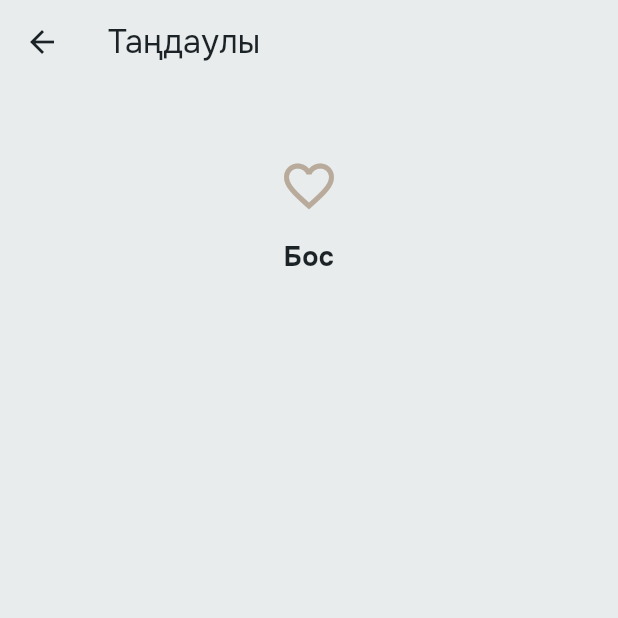
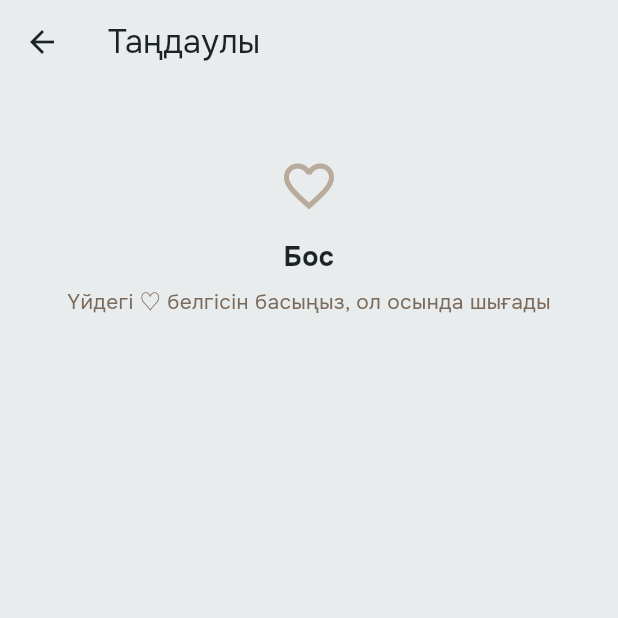
Before and after one commit to eq-devs/yusal, a Flutter app: the FavouritesPage screen opened directly, on a phone screen of 412 x 824 dp, the top half of it. Run offline on Flutter 3.47's test engine with Material 3 defaults, Android fonts, the phone set to English and light mode, and no system bars; our stand-ins replace firebase_core, firebase_messaging, flutter_image_compress, flutter_riverpod, google_sign_in, pdf and 3 more; missing offline and left inert: cue, file_selector, indexd_stack_dev, motor; accounts and stored records are empty; statements that could not run were skipped.

Commit message:
Show hearted houses in 我的 › 收藏
The heart on a house card and the 收藏 button on a house page saved the
house, but the favourites page only listed starred demands, so saved
houses had nowhere to be found. The page now lists both, houses first.

Co-Authored-By: Claude Opus 5.5 <noreply@anthropic.com>
Claude-Session: https://claude.ai/code/session_01UkwYFxC3fDjSByvwsadpPk

```diff
--- a/lib/platform/ui/me/me_page.dart
+++ b/lib/platform/ui/me/me_page.dart
@@ -450,6 +450,8 @@ class MyApplicationsPage extends StatelessWidget {
   }
 }
 
+/// What I saved: the houses I hearted on the home feed or a house page,
+/// and the demands I starred on Discover, one section each.
 class FavouritesPage extends StatelessWidget {
   const FavouritesPage({super.key});
   @override
@@ -457,17 +459,47 @@ class FavouritesPage extends StatelessWidget {
     AppScope.watch(context);
     return PageScaffold(
         title: tr3('收藏', 'Таңдаулы', 'Избранное'),
-        body: Live<List<Demand>>(
-            load: (r) async => [
+        body: Live<(List<HousePost>, List<Demand>)>(
+            load: (r) async => (
+                  [
+                    for (final id in await r.likedPosts())
+                      if (await r.post(id) case final p?) p
+                  ],
+                  [
                     for (final id in await r.favourites())
                       if (await r.demand(id) case final d?) d
+                  ]
+                ),
+            builder: (context, data) {
+              final (houses, demands) = data;
+              if (houses.isEmpty && demands.isEmpty) {
+                return EmptyState(
+                    icon: Icons.favorite_border,
+                    title: tr3('还没有收藏', 'Бос', 'Пусто'),
+                    body: tr3(
+                        '在首页的房子上点 ♡，或在发现里收藏需求，就会出现在这里',
+                        'Үйдегі ♡ белгісін басыңыз, ол осында шығады',
+                        'Нажмите ♡ на доме или заявке, и она появится здесь'));
+              }
+              return Column(
+                  crossAxisAlignment: CrossAxisAlignment.stretch,
+                  children: [
+                    if (houses.isNotEmpty) ...[
+                      SectionTitle(tr3('房子', 'Үйлер', 'Дома')),
+                      for (final p in houses)
+                        Padding(
+                            padding: const EdgeInsets.only(bottom: 10),
+                            child: HouseCard(
+                                key: Key('fav-house-${p.id}'),
+                                compact: true,
+                                post: p,
+                                liked: true,
+                                onTap: () => pushPage<void>(context,
+                                    (_) => PostPage(postId: p.id, preview: p)))),
                     ],
-            builder: (context, list) => Column(children: [
-                  if (list.isEmpty)
-                    EmptyState(
-                        icon: Icons.favorite_border,
-                        title: tr3('还没有收藏', 'Бос', 'Пусто')),
-                  for (final d in list)
+                    if (demands.isNotEmpty) ...[
+                      SectionTitle(tr3('需求', 'Тапсырыстар', 'Заявки')),
+                      for (final d in demands)
                         Padding(
                             padding: const EdgeInsets.only(bottom: 10),
                             child: DemandCard(
@@ -475,7 +507,9 @@ class FavouritesPage extends StatelessWidget {
                                 demand: d,
                                 onTap: () => pushPage<void>(context,
                                     (_) => DemandDetailPage(demandId: d.id)))),
-                ])));
+                    ],
+                  ]);
+            }));
   }
 }
 
```
Also changed, not shown: 1 other file. Lines whose indentation alone changed are shown as unchanged.
